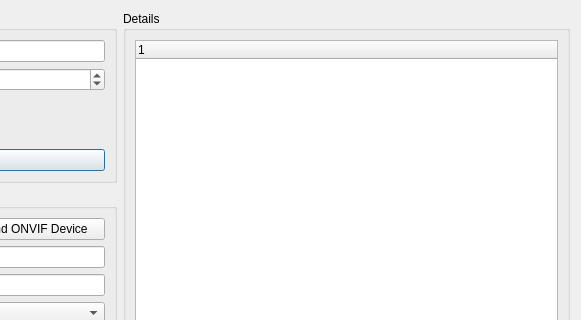
This is libmonocleclient/managetrackwindow.ui in lineCode/Client-2 as Qt 5 draws it before an edit; both pictures show x 342 to 923 and y 0 to 320 of the 923 by 688 pixel window. The edited form follows.
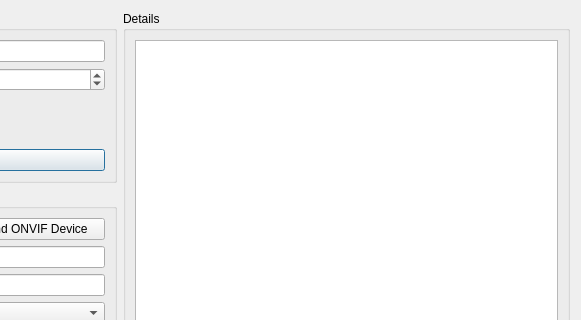
This is the edited form.

Patch:
```diff
--- a/libmonocleclient/managetrackwindow.ui
+++ b/libmonocleclient/managetrackwindow.ui
@@ -253,7 +253,11 @@
           <item row="0" column="0">
            <layout class="QGridLayout" name="gridLayout_10">
             <item row="0" column="0">
-             <widget class="QTreeWidget" name="treedetails"/>
+             <widget class="QTreeWidget" name="treedetails">
+              <attribute name="headerVisible">
+               <bool>false</bool>
+              </attribute>
+             </widget>
             </item>
            </layout>
           </item>
```
